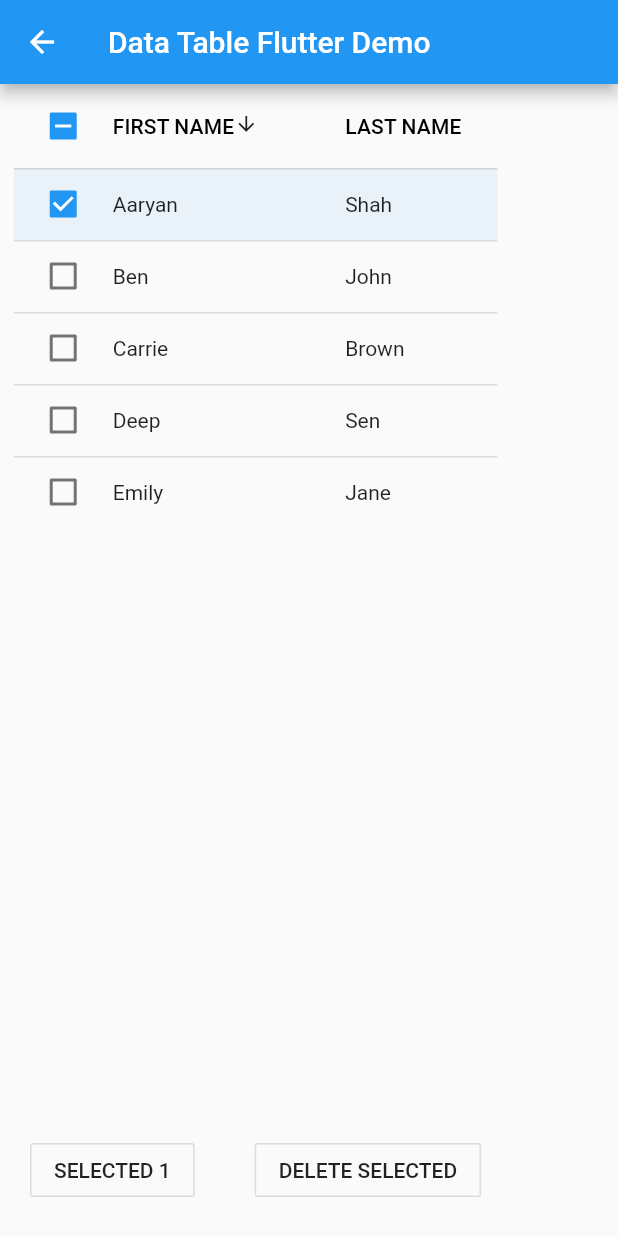
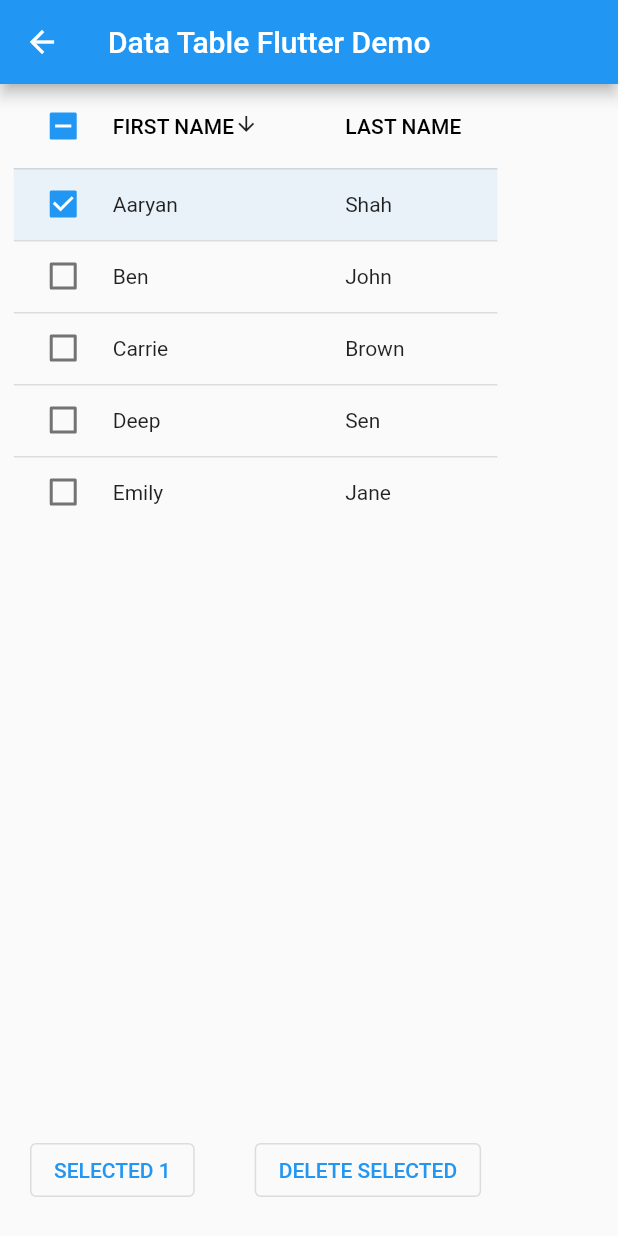
Before and after one commit to afriyudi/testDB, a Flutter app: the DataTableDemo screen opened by its route, after a tap on "Shah", on a phone screen of 412 x 824 dp. Run offline on Flutter 3.47's test engine with Material 2 defaults, Android fonts, the phone set to English and light mode, and no system bars.

Commit message:
Update main.dart

```diff
--- a/lib/main.dart
+++ b/lib/main.dart
@@ -47,7 +47,7 @@ class TutorialHome extends StatelessWidget {
                 padding: EdgeInsets.all(8.0),
                 //map List of our data to the ListView
                 children: _listViewData
-                    .map((data) => new FlatButton(
+                    .map((data) =>  TextButton(
                           child: new Text(data),
                           onPressed: () {
                             Navigator.of(context).pop();
@@ -57,7 +57,7 @@ class TutorialHome extends StatelessWidget {
               ),
             ),
             actions: <Widget>[
-              new FlatButton(
+              new TextButton(
                 child: new Text('CANCEL'),
                 onPressed: () {
                   Navigator.of(context).pop();
@@ -82,7 +82,7 @@ class TutorialHome extends StatelessWidget {
       ],
       elevation: 8.0,
     )
-    .then<void>((String itemSelected) {
+    .then<void>((String? itemSelected) {
 
       if (itemSelected == null) return;
 
@@ -109,7 +109,7 @@ class TutorialHome extends StatelessWidget {
         PopupMenuItem<String>(child: const Text('mata kuliah'), value: '4'),
       ],
       elevation: 8.0,
-    ).then<void>((String itemSelected) {
+    ).then<void>((String? itemSelected) {
       if (itemSelected == null) return;
 
       if (itemSelected == "1") {
@@ -284,7 +284,7 @@ class MyButton extends StatelessWidget {
               title: _about(),
               content: gambar(),
               actions: <Widget>[
-                FlatButton(
+                TextButton(
                   child: Text('Close me!'),
                   onPressed: () {
                     Navigator.of(context).pop();
@@ -386,7 +386,7 @@ Widget _submit() {
                 title: const Text('Thanks!'),
                 content: Text('nim atau nama tidak boleh kosong'),
                 actions: <Widget>[
-                  FlatButton(
+                  TextButton(
                     onPressed: () {
                       Navigator.pop(context);
                     },
@@ -438,7 +438,7 @@ class User {
   String firstName;
   String lastName;
 
-  User({this.firstName, this.lastName});
+  User({required this.firstName, required this.lastName});
 
   static List<User> getUsers() {
     return <User>[
@@ -462,9 +462,9 @@ class DataTableDemo extends StatefulWidget {
 }
 
 class DataTableDemoState extends State<DataTableDemo> {
-  List<User> users;
-  List<User> selectedUsers;
-  bool sort;
+  late List<User> users;
+  late List<User> selectedUsers;
+  late bool sort;
 
   @override
   void initState() {
@@ -536,7 +536,7 @@ class DataTableDemoState extends State<DataTableDemo> {
                   selected: selectedUsers.contains(user),
                   onSelectChanged: (b) {
                     print("Onselect");
-                    onSelectedRow(b, user);
+                    onSelectedRow(b ?? false, user);
                   },
                   cells: [
                     DataCell(
@@ -575,14 +575,14 @@ class DataTableDemoState extends State<DataTableDemo> {
             children: <Widget>[
               Padding(
                 padding: EdgeInsets.all(20.0),
-                child: OutlineButton(
+                child: OutlinedButton(
                   child: Text('SELECTED ${selectedUsers.length}'),
                   onPressed: () {},
                 ),
               ),
               Padding(
                 padding: EdgeInsets.all(20.0),
-                child: OutlineButton(
+                child: OutlinedButton(
                   child: Text('DELETE SELECTED'),
                   onPressed: selectedUsers.isEmpty
                       ? null
@@ -602,7 +602,7 @@ class DataTableDemoState extends State<DataTableDemo> {
 //==================================
 Future<Album> fetchAlbum() async {
   final response =
-      await http.get('https://testflutterku.000webhostapp.com/onejson.php');
+      await http.get(Uri.parse('https://testflutterku.000webhostapp.com/onejson.php'));
 
   if (response.statusCode == 200) {
     // If the server did return a 200 OK response,
@@ -620,7 +620,7 @@ class Album {
   final int id;
   final String title;
 
-  Album({this.userId, this.id, this.title});
+  Album({required this.userId, required this.id, required this.title});
 
   factory Album.fromJson(Map<String, dynamic> json) {
     return Album(
@@ -634,14 +634,14 @@ class Album {
 
 
 class MyApp1 extends StatefulWidget {
-  MyApp1({Key key}) : super(key: key);
+  MyApp1({Key? key}) : super(key: key);
 
   @override
   _MyAppState1 createState() => _MyAppState1();
 }
 
 class _MyAppState1 extends State<MyApp1> {
-  Future<Album> futureAlbum;
+  late Future<Album> futureAlbum;
 
   @override
   void initState() {
@@ -665,7 +665,7 @@ class _MyAppState1 extends State<MyApp1> {
             future: futureAlbum,
             builder: (context, snapshot) {
               if (snapshot.hasData) {
-                return Text(snapshot.data.title);
+                return Text(snapshot.data!.title);
               } else if (snapshot.hasError) {
                 return Text("${snapshot.error}");
               }
```
